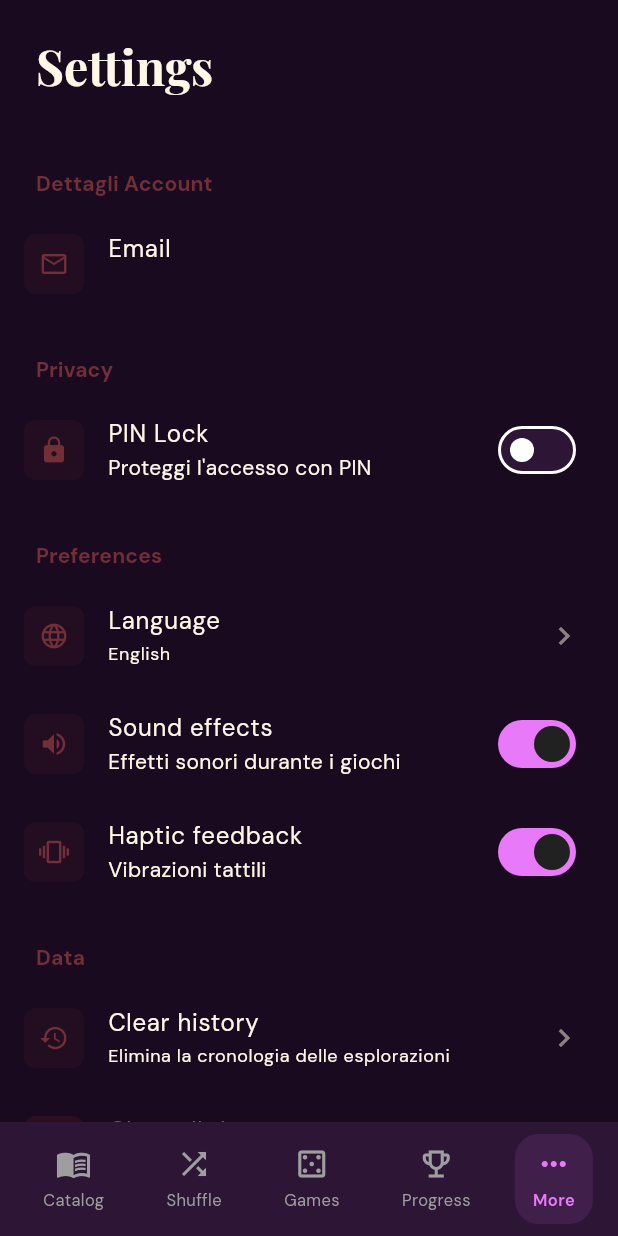
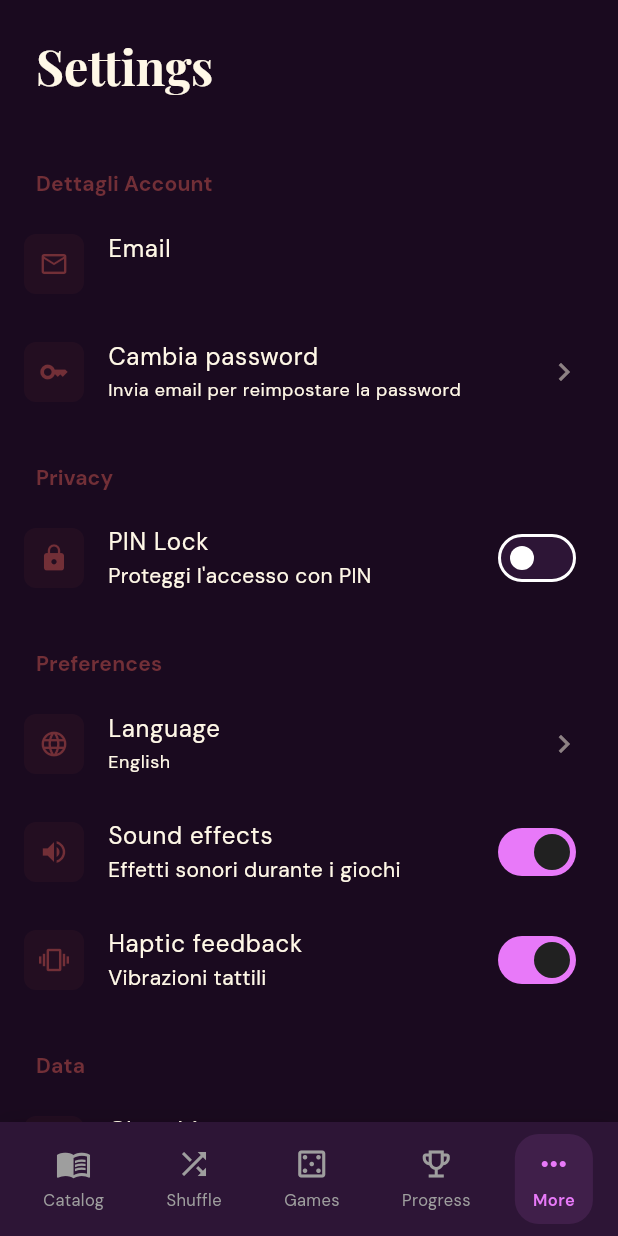
Before and after one commit to godcorpspa/kamasutra_app, a Flutter app: the SettingsScreen screen opened by its route, on a phone screen of 412 x 824 dp. Run offline on Flutter 3.47's test engine with Material 3 defaults, Android fonts, the phone set to English and light mode, and no system bars; our stand-ins replace cloud_firestore, confetti, easy_localization, equatable, firebase_auth, firebase_core and 6 more; accounts and stored records are empty; network calls fail; project files that could hold a hidden picture were left out.

Commit message:
Fix impostazioni: rimuove nome, mostra cambio password per tutti
- Rimosso campo Nome (displayName) dalla sezione Dettagli Account
- Cambio password ora visibile sempre, indipendentemente dal provider
  (email/password o Google): Firebase invia la reset email in entrambi i casi

https://claude.ai/code/session_013EC1d6fwaYQNjbCSc73bin

```diff
--- a/lib/features/settings/presentation/settings_screen.dart
+++ b/lib/features/settings/presentation/settings_screen.dart
@@ -150,7 +150,6 @@ class _SettingsScreenState extends ConsumerState<SettingsScreen> {
   Widget _buildAccountSection() {
     final user = FirebaseAuth.instance.currentUser;
     final email = user?.email ?? '—';
-    final displayName = user?.displayName;
 
     return Column(
       children: [
@@ -161,16 +160,7 @@ class _SettingsScreenState extends ConsumerState<SettingsScreen> {
           subtitle: email,
         ),
 
-        // Display name (if present)
-        if (displayName != null && displayName.isNotEmpty)
-          _buildListTile(
-            icon: Icons.person_outline,
-            title: 'Nome',
-            subtitle: displayName,
-          ),
-
-        // Change password (only for email/password users)
-        if (user?.providerData.any((p) => p.providerId == 'password') == true)
+        // Change password (always visible)
         _buildListTile(
           icon: Icons.key_outlined,
           title: 'Cambia password',
```
Lines whose indentation alone changed are shown as unchanged.
